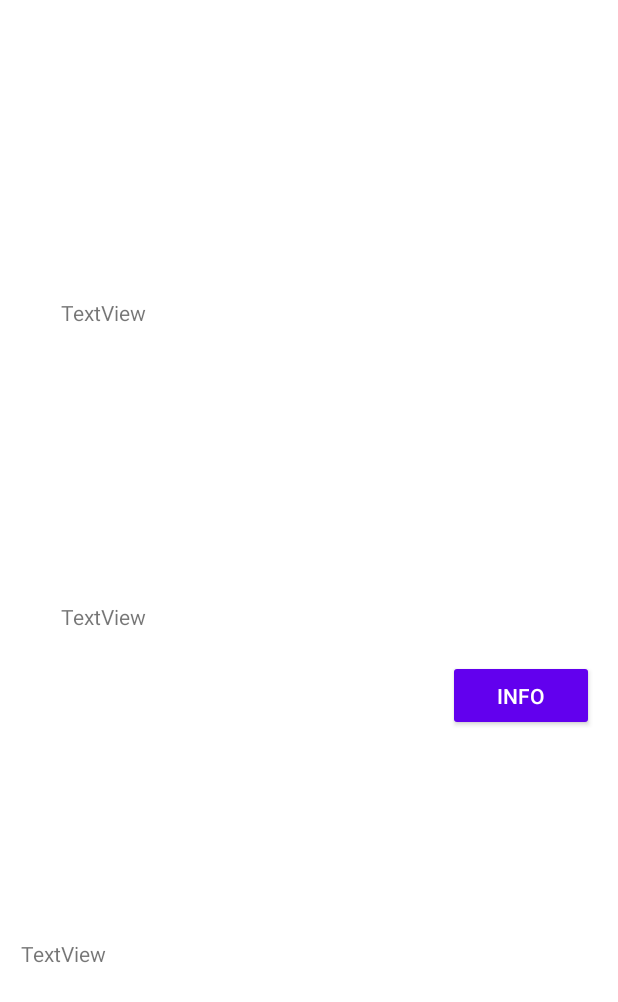
After one commit to Alburrito18/FloppyDisk, an Android app: the layout profile_first.xml on its own in the app's theme, with its tools: preview values and no code run, on a phone screen of 412 x 824 dp. The commit adds this screen. Shown: the top 1002 px of the screen. Run offline under Robolectric (Android 15) with nearby library versions, the phone set to English and light mode, and no system bars.

Commit message:
Lite design

```diff
--- a/app/src/main/res/layout/fragment_first.xml
+++ b/app/src/main/res/layout/fragment_first.xml
@@ -10,13 +10,15 @@
         android:id="@+id/scrollView2"
         android:layout_width="match_parent"
         android:layout_height="match_parent"
-        tools:layout_editor_absoluteX="121dp"
-        tools:layout_editor_absoluteY="241dp">
+        app:layout_constraintBottom_toBottomOf="parent"
+        app:layout_constraintEnd_toEndOf="parent"
+        app:layout_constraintStart_toStartOf="parent"
+        app:layout_constraintTop_toTopOf="parent">
 
         <LinearLayout
             android:layout_width="match_parent"
             android:layout_height="wrap_content"
-            android:orientation="horizontal"/>
+            android:orientation="horizontal" />
     </ScrollView>
 
     <TextView
--- /dev/null
+++ b/app/src/main/res/layout/profile_first.xml
@@ -0,0 +1,63 @@
+<?xml version="1.0" encoding="utf-8"?>
+<androidx.constraintlayout.widget.ConstraintLayout xmlns:android="http://schemas.android.com/apk/res/android"
+    xmlns:app="http://schemas.android.com/apk/res-auto"
+    xmlns:tools="http://schemas.android.com/tools"
+    android:layout_width="match_parent"
+    android:layout_height="match_parent">
+
+    <TextView
+        android:id="@+id/NamnProfil"
+        android:layout_width="194dp"
+        android:layout_height="35dp"
+        android:layout_marginStart="29dp"
+        android:layout_marginTop="31dp"
+        android:layout_marginEnd="166dp"
+        android:text="TextView"
+        app:layout_constraintBottom_toTopOf="@+id/KundIDProfil"
+        app:layout_constraintEnd_toEndOf="parent"
+        app:layout_constraintStart_toStartOf="parent"
+        app:layout_constraintTop_toTopOf="parent"
+        app:layout_constraintVertical_bias="0.62" />
+
+    <TextView
+        android:id="@+id/KundIDProfil"
+        android:layout_width="194dp"
+        android:layout_height="22dp"
+        android:layout_marginStart="29dp"
+        android:layout_marginEnd="166dp"
+        android:layout_marginBottom="35dp"
+        android:text="TextView"
+        app:layout_constraintBottom_toTopOf="@+id/DagensDatumProfil"
+        app:layout_constraintEnd_toEndOf="parent"
+        app:layout_constraintStart_toStartOf="parent"
+        app:layout_constraintTop_toBottomOf="@+id/NamnProfil" />
+
+    <TextView
+        android:id="@+id/DagensDatumProfil"
+        android:layout_width="151dp"
+        android:layout_height="29dp"
+        android:layout_marginStart="1dp"
+        android:layout_marginEnd="238dp"
+        android:layout_marginBottom="1dp"
+        android:text="TextView"
+        app:layout_constraintBottom_toBottomOf="parent"
+        app:layout_constraintEnd_toEndOf="parent"
+        app:layout_constraintHorizontal_bias="0.6"
+        app:layout_constraintStart_toStartOf="parent"
+        app:layout_constraintTop_toBottomOf="@+id/KundIDProfil" />
+
+    <Button
+        android:id="@+id/InfoKnappProfil"
+        style="@style/Widget.AppCompat.Button"
+        android:layout_width="0dp"
+        android:layout_height="47dp"
+        android:layout_marginStart="133dp"
+        android:layout_marginTop="105dp"
+        android:layout_marginEnd="16dp"
+        android:layout_marginBottom="2dp"
+        android:text="info"
+        app:layout_constraintBottom_toBottomOf="parent"
+        app:layout_constraintEnd_toEndOf="parent"
+        app:layout_constraintStart_toEndOf="@+id/DagensDatumProfil"
+        app:layout_constraintTop_toTopOf="parent" />
+</androidx.constraintlayout.widget.ConstraintLayout>
```
